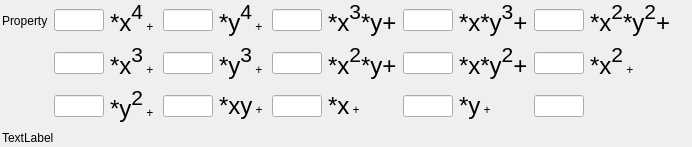
The window that Source/DREAM3DWidgetsLib/FilterParameterWidgets/UI_Files/FourthOrderPolynomialWidget.ui (BlueQuartzSoftware/DREAM3D) describes before a commit, drawn with Qt 5.
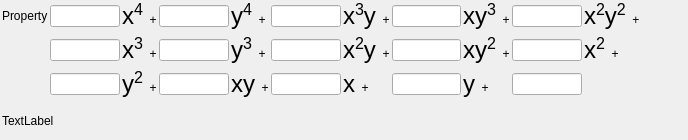
The same window after the commit.

Patch:
```diff
--- a/Source/DREAM3DWidgetsLib/FilterParameterWidgets/UI_Files/FourthOrderPolynomialWidget.ui
+++ b/Source/DREAM3DWidgetsLib/FilterParameterWidgets/UI_Files/FourthOrderPolynomialWidget.ui
@@ -23,6 +23,9 @@
    <property name="bottomMargin">
     <number>2</number>
    </property>
+   <property name="horizontalSpacing">
+    <number>2</number>
+   </property>
    <item row="1" column="4">
     <widget class="QLineEdit" name="c04">
      <property name="minimumSize">
@@ -42,7 +45,7 @@
    <item row="1" column="7">
     <widget class="QLabel" name="label_14">
      <property name="text">
-      <string>&lt;html&gt;&lt;head/&gt;&lt;body&gt;&lt;p&gt;&lt;span style=&quot; font-size:18pt;&quot;&gt;*x&lt;/span&gt;&lt;span style=&quot; font-size:24pt; vertical-align:super;&quot;&gt;3&lt;/span&gt;&lt;span style=&quot; font-size:18pt;&quot;&gt;*y+&lt;/span&gt;&lt;/p&gt;&lt;/body&gt;&lt;/html&gt;</string>
+      <string>&lt;html&gt;&lt;head/&gt;&lt;body&gt;&lt;p&gt;&lt;span style=&quot; font-size:18pt;&quot;&gt;x&lt;/span&gt;&lt;span style=&quot;font-size:18pt; vertical-align:super;&quot;&gt;3&lt;/span&gt;&lt;span style=&quot;font-size:18pt;&quot;&gt;y&lt;/span&gt;&amp;nbsp;&amp;nbsp;+&lt;/p&gt;&lt;/body&gt;&lt;/html&gt;</string>
      </property>
     </widget>
    </item>
@@ -65,7 +68,7 @@
    <item row="1" column="11">
     <widget class="QLabel" name="label_16">
      <property name="text">
-      <string>&lt;html&gt;&lt;head/&gt;&lt;body&gt;&lt;p&gt;&lt;span style=&quot; font-size:18pt;&quot;&gt;*x&lt;/span&gt;&lt;span style=&quot; font-size:24pt; vertical-align:super;&quot;&gt;2&lt;/span&gt;&lt;span style=&quot; font-size:18pt;&quot;&gt;*y&lt;/span&gt;&lt;span style=&quot; font-size:24pt; vertical-align:super;&quot;&gt;2&lt;/span&gt;&lt;span style=&quot; font-size:18pt;&quot;&gt;+&lt;/p&gt;&lt;/body&gt;&lt;/html&gt;</string>
+      <string>&lt;html&gt;&lt;head/&gt;&lt;body&gt;&lt;p&gt;&lt;span style=&quot; font-size:18pt;&quot;&gt;x&lt;/span&gt;&lt;span style=&quot; font-size:18pt; vertical-align:super;&quot;&gt;2&lt;/span&gt;&lt;span style=&quot; font-size:18pt;&quot;&gt;y&lt;/span&gt;&lt;span style=&quot; font-size:18pt; vertical-align:super;&quot;&gt;2&lt;/span&gt;&amp;nbsp;&amp;nbsp;+&lt;/p&gt;&lt;/body&gt;&lt;/html&gt;</string>
      </property>
     </widget>
    </item>
@@ -127,21 +130,21 @@
    <item row="1" column="9">
     <widget class="QLabel" name="label_15">
      <property name="text">
-      <string>&lt;html&gt;&lt;head/&gt;&lt;body&gt;&lt;p&gt;&lt;span style=&quot; font-size:18pt;&quot;&gt;*x*y&lt;/span&gt;&lt;span style=&quot; font-size:24pt; vertical-align:super;&quot;&gt;3&lt;/span&gt;&lt;span style=&quot; font-size:18pt;&quot;&gt;+&lt;/span&gt;&lt;/p&gt;&lt;/body&gt;&lt;/html&gt;</string>
+      <string>&lt;html&gt;&lt;head/&gt;&lt;body&gt;&lt;p&gt;&lt;span style=&quot; font-size:18pt;&quot;&gt;xy&lt;/span&gt;&lt;span style=&quot; font-size:18pt; vertical-align:super;&quot;&gt;3&lt;/span&gt;&amp;nbsp;&amp;nbsp;+&lt;/p&gt;&lt;/body&gt;&lt;/html&gt;</string>
      </property>
     </widget>
    </item>
    <item row="1" column="5">
     <widget class="QLabel" name="label_13">
      <property name="text">
-      <string>&lt;html&gt;&lt;head/&gt;&lt;body&gt;&lt;p&gt;&lt;span style=&quot; font-size:18pt;&quot;&gt;*y&lt;/span&gt;&lt;span style=&quot; font-size:24pt; vertical-align:super;&quot;&gt;4&lt;/span&gt; + &lt;/p&gt;&lt;/body&gt;&lt;/html&gt;</string>
+      <string>&lt;html&gt;&lt;head/&gt;&lt;body&gt;&lt;p&gt;&lt;span style=&quot; font-size:18pt;&quot;&gt;y&lt;/span&gt;&lt;span style=&quot; font-size:18pt; vertical-align:super;&quot;&gt;4&lt;/span&gt;&amp;nbsp;&amp;nbsp;+&lt;/p&gt;&lt;/body&gt;&lt;/html&gt;</string>
      </property>
     </widget>
    </item>
    <item row="1" column="3">
     <widget class="QLabel" name="label_12">
      <property name="text">
-      <string>&lt;html&gt;&lt;head/&gt;&lt;body&gt;&lt;p&gt;&lt;span style=&quot; font-size:18pt;&quot;&gt;*x&lt;/span&gt;&lt;span style=&quot; font-size:24pt; vertical-align:super;&quot;&gt;4&lt;/span&gt; + &lt;/p&gt;&lt;/body&gt;&lt;/html&gt;</string>
+      <string>&lt;html&gt;&lt;head/&gt;&lt;body&gt;&lt;p&gt;&lt;span style=&quot; font-size:18pt;&quot;&gt;x&lt;/span&gt;&lt;span style=&quot; font-size:18pt; vertical-align:super;&quot;&gt;4&lt;/span&gt;&amp;nbsp;&amp;nbsp;+&lt;/p&gt;&lt;/body&gt;&lt;/html&gt;</string>
      </property>
     </widget>
    </item>
@@ -171,7 +174,7 @@
    <item row="3" column="3">
     <widget class="QLabel" name="label_3">
      <property name="text">
-      <string>&lt;html&gt;&lt;head/&gt;&lt;body&gt;&lt;p&gt;&lt;span style=&quot; font-size:18pt;&quot;&gt;*y&lt;/span&gt;&lt;span style=&quot; font-size:24pt; vertical-align:super;&quot;&gt;2&lt;/span&gt; + &lt;/p&gt;&lt;/body&gt;&lt;/html&gt;</string>
+      <string>&lt;html&gt;&lt;head/&gt;&lt;body&gt;&lt;p&gt;&lt;span style=&quot; font-size:18pt;&quot;&gt;y&lt;/span&gt;&lt;span style=&quot; font-size:18pt; vertical-align:super;&quot;&gt;2&lt;/span&gt;&amp;nbsp;&amp;nbsp;+&lt;/p&gt;&lt;/body&gt;&lt;/html&gt;</string>
      </property>
     </widget>
    </item>
@@ -197,7 +200,7 @@
    <item row="3" column="5">
     <widget class="QLabel" name="label_4">
      <property name="text">
-      <string>&lt;html&gt;&lt;head/&gt;&lt;body&gt;&lt;p&gt;&lt;span style=&quot; font-size:18pt;&quot;&gt;*xy&lt;/span&gt; + &lt;/p&gt;&lt;/body&gt;&lt;/html&gt;</string>
+      <string>&lt;html&gt;&lt;head/&gt;&lt;body&gt;&lt;p&gt;&lt;span style=&quot; font-size:18pt;&quot;&gt;xy&lt;/span&gt;&amp;nbsp;&amp;nbsp;+&lt;/p&gt;&lt;/body&gt;&lt;/html&gt;</string>
      </property>
     </widget>
    </item>
@@ -220,7 +223,7 @@
    <item row="3" column="7">
     <widget class="QLabel" name="label_5">
      <property name="text">
-      <string>&lt;html&gt;&lt;head/&gt;&lt;body&gt;&lt;p&gt;&lt;span style=&quot; font-size:18pt;&quot;&gt;*x&lt;/span&gt; + &lt;/p&gt;&lt;/body&gt;&lt;/html&gt;</string>
+      <string>&lt;html&gt;&lt;head/&gt;&lt;body&gt;&lt;p&gt;&lt;span style=&quot; font-size:18pt;&quot;&gt;x&lt;/span&gt;&amp;nbsp;&amp;nbsp;+&lt;/p&gt;&lt;/body&gt;&lt;/html&gt;</string>
      </property>
     </widget>
    </item>
@@ -243,7 +246,7 @@
    <item row="3" column="9">
     <widget class="QLabel" name="label_6">
      <property name="text">
-      <string>&lt;html&gt;&lt;head/&gt;&lt;body&gt;&lt;p&gt;&lt;span style=&quot; font-size:18pt;&quot;&gt;*y&lt;/span&gt; + &lt;/p&gt;&lt;/body&gt;&lt;/html&gt;</string>
+      <string>&lt;html&gt;&lt;head/&gt;&lt;body&gt;&lt;p&gt;&lt;span style=&quot; font-size:18pt;&quot;&gt;y&lt;/span&gt;&amp;nbsp;&amp;nbsp;+&lt;/p&gt;&lt;/body&gt;&lt;/html&gt;</string>
      </property>
     </widget>
    </item>
@@ -266,7 +269,7 @@
    <item row="2" column="11">
     <widget class="QLabel" name="label_2">
      <property name="text">
-      <string>&lt;html&gt;&lt;head/&gt;&lt;body&gt;&lt;p&gt;&lt;span style=&quot; font-size:18pt;&quot;&gt;*x&lt;/span&gt;&lt;span style=&quot; font-size:24pt; vertical-align:super;&quot;&gt;2&lt;/span&gt; + &lt;/p&gt;&lt;/body&gt;&lt;/html&gt;</string>
+      <string>&lt;html&gt;&lt;head/&gt;&lt;body&gt;&lt;p&gt;&lt;span style=&quot; font-size:18pt;&quot;&gt;x&lt;/span&gt;&lt;span style=&quot; font-size:18pt; vertical-align:super;&quot;&gt;2&lt;/span&gt;&amp;nbsp;&amp;nbsp;+&lt;/p&gt;&lt;/body&gt;&lt;/html&gt;</string>
      </property>
     </widget>
    </item>
@@ -289,7 +292,7 @@
    <item row="2" column="9">
     <widget class="QLabel" name="label_11">
      <property name="text">
-      <string>&lt;html&gt;&lt;head/&gt;&lt;body&gt;&lt;p&gt;&lt;span style=&quot; font-size:18pt;&quot;&gt;*x*y&lt;/span&gt;&lt;span style=&quot; font-size:24pt; vertical-align:super;&quot;&gt;2&lt;/span&gt;&lt;span style=&quot; font-size:18pt;&quot;&gt;+&lt;/span&gt;&lt;/p&gt;&lt;/body&gt;&lt;/html&gt;</string>
+      <string>&lt;html&gt;&lt;head/&gt;&lt;body&gt;&lt;p&gt;&lt;span style=&quot; font-size:18pt;&quot;&gt;xy&lt;/span&gt;&lt;span style=&quot; font-size:18pt; vertical-align:super;&quot;&gt;2&lt;/span&gt;&amp;nbsp;&amp;nbsp;+&lt;/p&gt;&lt;/body&gt;&lt;/html&gt;</string>
      </property>
     </widget>
    </item>
@@ -312,7 +315,7 @@
    <item row="2" column="7">
     <widget class="QLabel" name="label_10">
      <property name="text">
-      <string>&lt;html&gt;&lt;head/&gt;&lt;body&gt;&lt;p&gt;&lt;span style=&quot; font-size:18pt;&quot;&gt;*x&lt;/span&gt;&lt;span style=&quot; font-size:24pt; vertical-align:super;&quot;&gt;2&lt;/span&gt;&lt;span style=&quot; font-size:18pt;&quot;&gt;*y+&lt;/span&gt;&lt;/p&gt;&lt;/body&gt;&lt;/html&gt;</string>
+      <string>&lt;html&gt;&lt;head/&gt;&lt;body&gt;&lt;p&gt;&lt;span style=&quot; font-size:18pt;&quot;&gt;x&lt;/span&gt;&lt;span style=&quot; font-size:18pt; vertical-align:super;&quot;&gt;2&lt;/span&gt;&lt;span style=&quot; font-size:18pt;&quot;&gt;y&lt;/span&gt;&amp;nbsp;&amp;nbsp;+&lt;/p&gt;&lt;/body&gt;&lt;/html&gt;</string>
      </property>
     </widget>
    </item>
@@ -335,7 +338,7 @@
    <item row="2" column="5">
     <widget class="QLabel" name="label_9">
      <property name="text">
-      <string>&lt;html&gt;&lt;head/&gt;&lt;body&gt;&lt;p&gt;&lt;span style=&quot; font-size:18pt;&quot;&gt;*y&lt;/span&gt;&lt;span style=&quot; font-size:24pt; vertical-align:super;&quot;&gt;3&lt;/span&gt; + &lt;/p&gt;&lt;/body&gt;&lt;/html&gt;</string>
+      <string>&lt;html&gt;&lt;head/&gt;&lt;body&gt;&lt;p&gt;&lt;span style=&quot; font-size:18pt;&quot;&gt;y&lt;/span&gt;&lt;span style=&quot; font-size:18pt; vertical-align:super;&quot;&gt;3&lt;/span&gt;&amp;nbsp;&amp;nbsp;+&lt;/p&gt;&lt;/body&gt;&lt;/html&gt;</string>
      </property>
     </widget>
    </item>
@@ -358,7 +361,7 @@
    <item row="2" column="3">
     <widget class="QLabel" name="label_8">
      <property name="text">
-      <string>&lt;html&gt;&lt;head/&gt;&lt;body&gt;&lt;p&gt;&lt;span style=&quot; font-size:18pt;&quot;&gt;*x&lt;/span&gt;&lt;span style=&quot; font-size:24pt; vertical-align:super;&quot;&gt;3&lt;/span&gt; + &lt;/p&gt;&lt;/body&gt;&lt;/html&gt;</string>
+      <string>&lt;html&gt;&lt;head/&gt;&lt;body&gt;&lt;p&gt;&lt;span style=&quot; font-size:18pt;&quot;&gt;x&lt;/span&gt;&lt;span style=&quot; font-size:18pt; vertical-align:super;&quot;&gt;3&lt;/span&gt;&amp;nbsp;&amp;nbsp;+&lt;/p&gt;&lt;/body&gt;&lt;/html&gt;</string>
      </property>
     </widget>
    </item>
```
Left out of the diff: 4 changed lines with no effect on the pictures.
